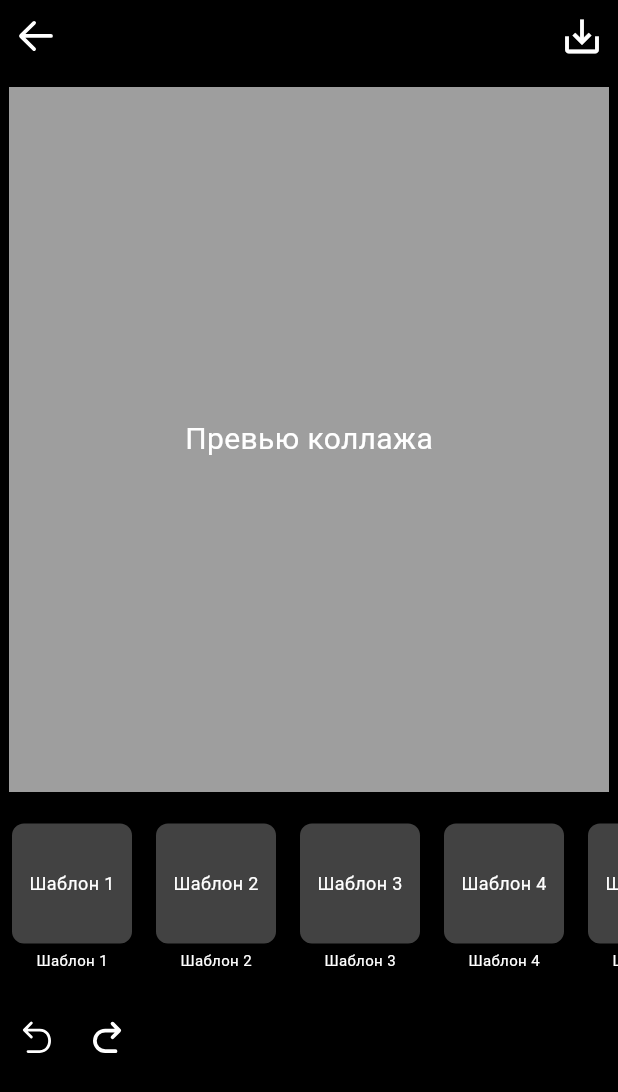
After one commit to Varyaa04/magic_moment, a Flutter app: the CollagePage screen opened directly, on a phone screen of 412 x 824 dp. The commit adds this screen. Shown: the top 1092 px of the screen. Run offline on Flutter 3.47's test engine with Material 3 defaults, Android fonts, the light colour scheme and no system bars; our stand-ins replace fluentui_system_icons, image_picker, permission_handler.

Commit message:
editing page and collage page (in work)

```diff
--- /dev/null
+++ b/lib/pagesEditing/collagePage.dart
@@ -0,0 +1,151 @@
+import 'dart:io';
+import 'package:flutter/material.dart';
+import 'package:fluentui_system_icons/fluentui_system_icons.dart';
+
+class CollagePage extends StatelessWidget {
+  final List<File> images; // Список фотографий
+
+  const CollagePage({super.key, required this.images});
+
+  @override
+  Widget build(BuildContext context) {
+    return Scaffold(
+      body: Container(
+        color: Colors.black,
+        child: Column(
+          children: [
+            // Верхняя панель с кнопками "Назад" и "Сохранить"
+            Row(
+              mainAxisAlignment: MainAxisAlignment.spaceBetween,
+              children: [
+                IconButton(
+                  onPressed: () {
+                    Navigator.pop(context);
+                  },
+                  icon: const Icon(FluentIcons.arrow_left_16_filled),
+                  color: Colors.white,
+                  iconSize: 30,
+                  tooltip: 'Назад',
+                ),
+                IconButton(
+                  onPressed: () {
+                    // Логика сохранения коллажа
+                  },
+                  icon: const Icon(Icons.save_alt_outlined),
+                  color: Colors.white,
+                  iconSize: 30,
+                  tooltip: 'Сохранить',
+                ),
+              ],
+            ),
+
+            const SizedBox(height: 10),
+
+            // Контейнер для превью коллажа
+            Container(
+              width: 400,
+              height: 470,
+              color: Colors.grey,
+              child: const Center(
+                child: const Text(
+                  'Превью коллажа',
+                  style: TextStyle(
+                    color: Colors.white,
+                    fontSize: 20,
+                  ),
+                ),
+              ),
+            ),
+
+            const SizedBox(height: 10),
+
+            // Лента с шаблонами коллажей
+            SizedBox(
+              height: 120, // Высота ленты с шаблонами
+              child: ListView(
+                scrollDirection: Axis.horizontal,
+                children: [
+                  _buildCollageTemplate(1), // Шаблон 1
+                  _buildCollageTemplate(2), // Шаблон 2
+                  _buildCollageTemplate(3), // Шаблон 3
+                  _buildCollageTemplate(4), // Шаблон 4
+                  _buildCollageTemplate(5), // Шаблон 5
+                ],
+              ),
+            ),
+
+            const SizedBox(height: 10),
+
+            // Нижняя панель с кнопками "Назад" и "Вперед"
+            Row(
+              mainAxisAlignment: MainAxisAlignment.start,
+              children: [
+                IconButton(
+                  onPressed: () {
+                    // Логика для кнопки "Назад"
+                  },
+                  icon: const Icon(FluentIcons.arrow_hook_up_left_16_regular),
+                  color: Colors.white,
+                  iconSize: 30,
+                  tooltip: 'Назад',
+                ),
+                IconButton(
+                  onPressed: () {
+                    // Логика для кнопки "Вперед"
+                  },
+                  icon: const Icon(FluentIcons.arrow_hook_up_right_16_filled),
+                  color: Colors.white,
+                  iconSize: 30,
+                  tooltip: 'Вперед',
+                ),
+              ],
+            ),
+          ],
+        ),
+      ),
+    );
+  }
+
+  // Виджет для отображения шаблона коллажа
+  Widget _buildCollageTemplate(int templateNumber) {
+    return Padding(
+      padding: const EdgeInsets.symmetric(horizontal: 8.0),
+      child: Column(
+        mainAxisAlignment: MainAxisAlignment.center,
+        children: [
+          GestureDetector(
+            onTap: () {
+              // Логика выбора шаблона
+              print('Выбран шаблон $templateNumber');
+            },
+            child: Container(
+              width: 80,
+              height: 80,
+              decoration: BoxDecoration(
+                color: Colors.grey[800],
+                borderRadius: BorderRadius.circular(8),
+              ),
+              child: Center(
+                child: Text(
+                  'Шаблон $templateNumber',
+                  style: const TextStyle(
+                    color: Colors.white,
+                    fontSize: 12,
+                  ),
+                ),
+              ),
+            ),
+          ),
+          const SizedBox(height: 4),
+          Text(
+            'Шаблон $templateNumber',
+            style: const TextStyle(
+              color: Colors.white,
+              fontSize: 10,
+            ),
+          ),
+        ],
+      ),
+    );
+  }
+}
--- a/lib/pagesSettings/langSetPage.dart
+++ b/lib/pagesSettings/langSetPage.dart
@@ -51,7 +51,7 @@ class LangSetPage extends StatelessWidget {
                         onPressed: (){
 
                         },
-                        text: 'язык',
+                        text: 'Русский',
                         icon: FluentIcons.earth_16_filled
                     ),
                     const SizedBox(height: 20),
@@ -59,8 +59,8 @@ class LangSetPage extends StatelessWidget {
                         onPressed: (){
 
                         },
-                        text: 'тема',
-                        icon: FluentIcons.color_20_filled
+                        text: 'English',
+                        icon: FluentIcons.earth_16_filled
                     ),
 
                   ],
--- a/lib/startPage.dart
+++ b/lib/startPage.dart
@@ -1,3 +1,4 @@
+import 'package:MagicMoment/pagesEditing/collagePage.dart';
 import 'package:MagicMoment/pagesEditing/editPage.dart';
 import 'package:MagicMoment/pagesSettings/settingsPage.dart';
 import 'package:flutter/material.dart';
@@ -113,11 +114,11 @@ class StartPage extends StatelessWidget {
                           onPressed: () {
                             Navigator.push(
                                 context,
-                                MaterialPageRoute(builder: (context) => EditPage())
+                                MaterialPageRoute(builder: (context) => CollagePage(images: [File('path1.jpg'), File('path2.jpg')]))
                             );
                           },
                           text: 'создать',
-                          secondaryText: 'коллаж', // Текст на новой строке
+                          secondaryText: 'коллаж',
                           icon: FluentIcons.layout_column_two_split_left_24_regular,
                         ),
                       ],
```
Also changed, not shown: lib/pagesEditing/editPage.dart (+151 -20 lines), lib/pagesSettings/formatSetPage.dart (+4 -4 lines), lib/pagesSettings/themeSetPage.dart (+4 -4 lines).
